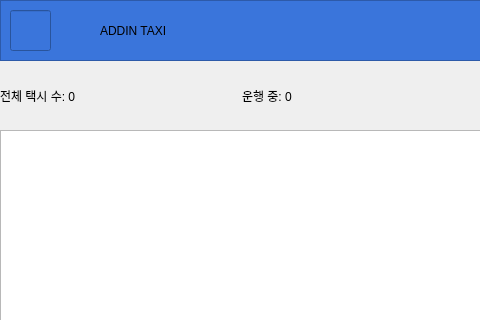
This is admin/src/admin_gui/main.ui in addinedu-ros-8th/ros-repo-5 as Qt 5 draws it before an edit; both pictures show x 0 to 480 and y 0 to 320 of the 1215 by 666 pixel window. The edited form follows.
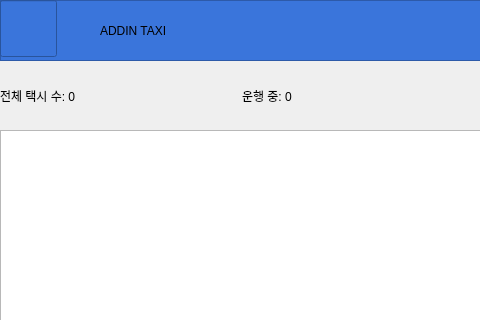
This is the edited form.

```diff
--- a/admin/src/admin_gui/main.ui
+++ b/admin/src/admin_gui/main.ui
@@ -198,10 +198,10 @@
     <widget class="QLineEdit" name="Logo">
      <property name="geometry">
       <rect>
-       <x>10</x>
-       <y>10</y>
-       <width>41</width>
-       <height>41</height>
+       <x>0</x>
+       <y>0</y>
+       <width>57</width>
+       <height>57</height>
       </rect>
      </property>
     </widget>
```
